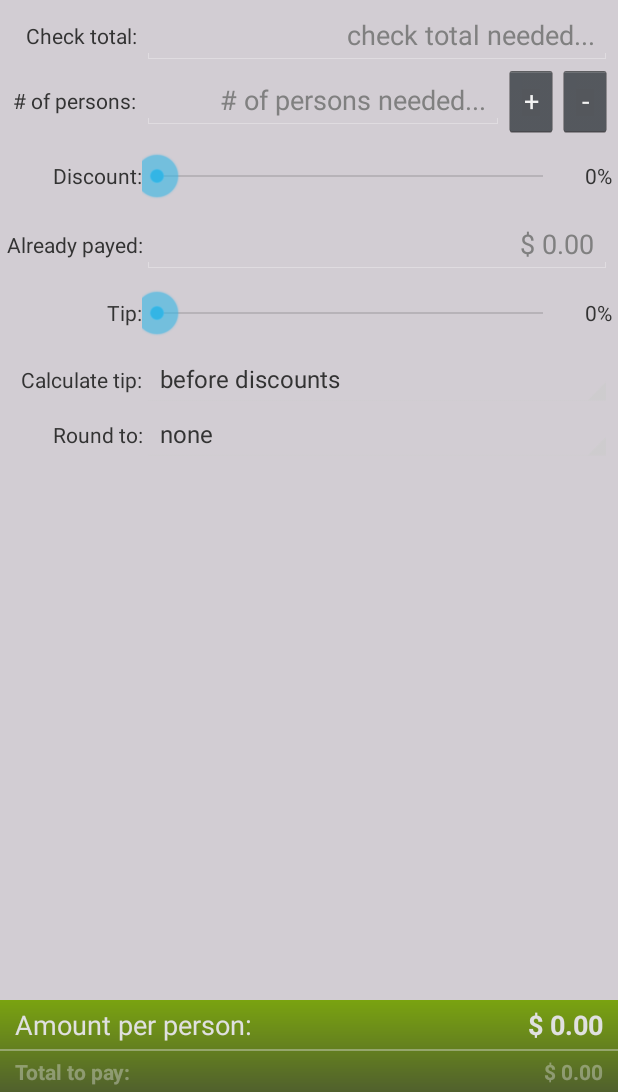
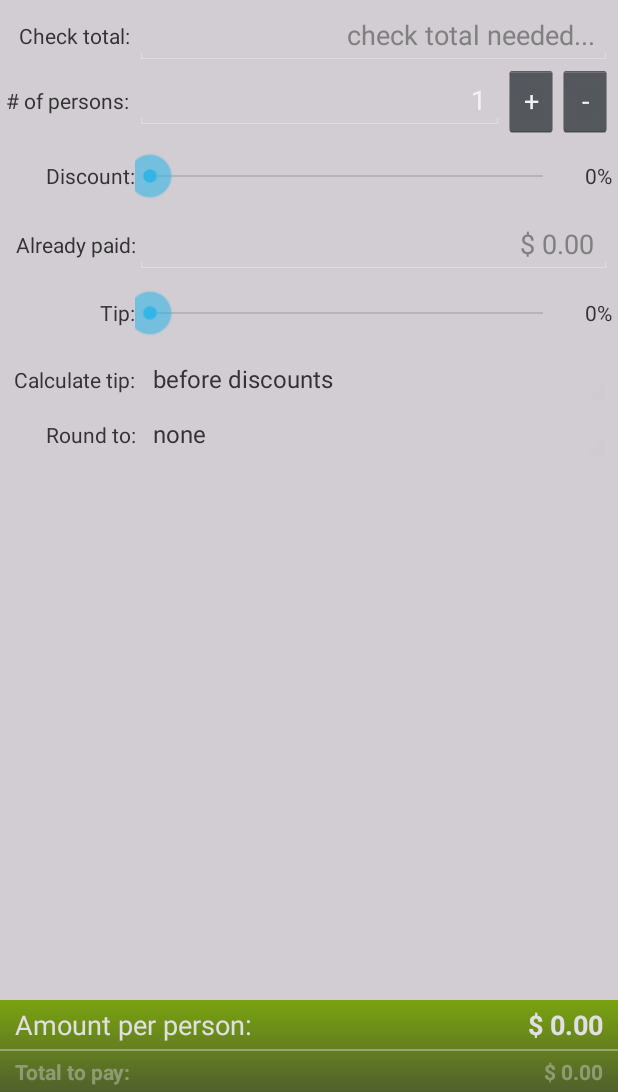
Before and after one commit to axelitus/android-CheckSplit, an Android app: the screen it shows after launch (MainActivity), on a phone screen of 412 x 824 dp, the part 144-1236 px from its top. Run offline under Robolectric (Android 15) with nearby library versions, the phone set to English and light mode, and no system bars; 7 statements that could not run were skipped.

Commit message:
Fixed some misspelled strings and names

```diff
--- a/CheckSplit/src/main/res/layout/activity_main.xml
+++ b/CheckSplit/src/main/res/layout/activity_main.xml
@@ -112,7 +112,9 @@
                             android:layout_gravity="center_vertical"
                             android:digits="0123456789"
                             android:numeric="integer"
-                            android:hint="@string/main_person_count_hint"/>
+                            android:hint="@string/main_person_count_hint"
+                            android:text="@string/main_person_count_default_value"
+                            />
 
                     <Button
                             android:layout_width="wrap_content"
@@ -170,7 +172,7 @@
                             android:layout_width="wrap_content"
                             android:layout_height="wrap_content"
                             android:text="@string/main_already_payed"
-                            android:id="@+id/main_lbl_already_payed"
+                            android:id="@+id/main_lbl_already_paid"
                             android:gravity="center_vertical|right"
                             android:layout_gravity="center_vertical"/>
 
@@ -179,7 +181,7 @@
                             android:layout_height="wrap_content"
                             android:inputType="numberDecimal"
                             android:ems="10"
-                            android:id="@+id/main_txt_already_payed"
+                            android:id="@+id/main_txt_already_paid"
                             android:layout_span="4"
                             android:gravity="right"
                             android:digits="0123456789."
--- a/CheckSplit/src/main/res/values/strings.xml
+++ b/CheckSplit/src/main/res/values/strings.xml
@@ -18,11 +18,12 @@
     <string name="main_person_count_btn_plus">+</string>
     <string name="main_person_count_btn_minus">-</string>
     <string name="main_discount_default_value">0%</string>
-    <string name="main_already_payed">Already payed:</string>
+    <string name="main_already_payed">Already paid:</string>
     <string name="main_already_payed_hint">$ 0.00</string>
     <string name="main_tip_default_value">0%</string>
     <string name="main_calculate_tip">Calculate tip:</string>
     <string name="main_round_to">Round to:</string>
+    <string name="main_person_count_default_value">1</string>
 
     <string-array name="apply_tip_options">
         <item>before discounts</item>
```
